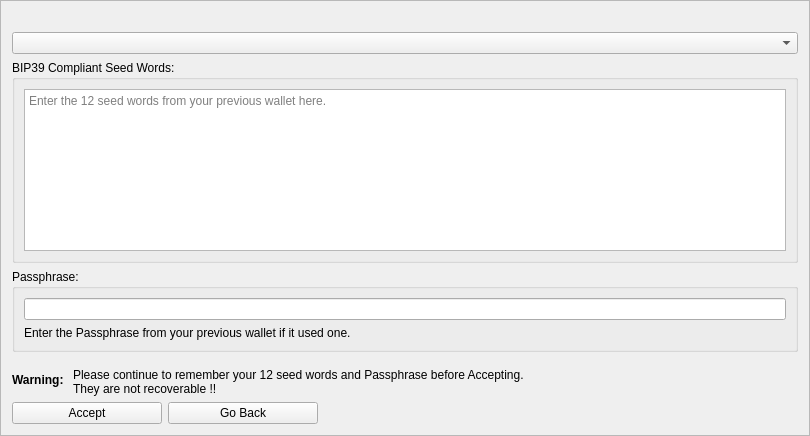
This is src/qt/forms/mnemonicdialog3.ui in RavenProject/Ravencoin as Qt 5 draws it before an edit. The edited form follows.
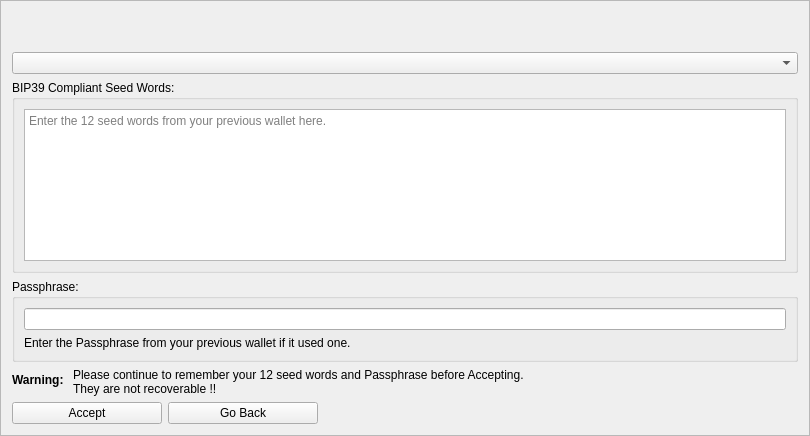
This is the edited form.

Commit message: Add warning spaces to Japanese

```diff
--- a/src/qt/forms/mnemonicdialog3.ui
+++ b/src/qt/forms/mnemonicdialog3.ui
@@ -118,7 +118,104 @@
      </property>
     </widget>
    </item>   
-   <item>
+   <item><widget class="QLabel" name="lblWarningJapanese">
+     <property name="palette">
+      <palette>
+       <active>
+        <colorrole role="WindowText">
+         <brush brushstyle="SolidPattern">
+          <color alpha="255">
+           <red>239</red>
+           <green>41</green>
+           <blue>41</blue>
+          </color>
+         </brush>
+        </colorrole>
+        <colorrole role="Text">
+         <brush brushstyle="SolidPattern">
+          <color alpha="255">
+           <red>239</red>
+           <green>41</green>
+           <blue>41</blue>
+          </color>
+         </brush>
+        </colorrole>
+        <colorrole role="ButtonText">
+         <brush brushstyle="SolidPattern">
+          <color alpha="255">
+           <red>239</red>
+           <green>41</green>
+           <blue>41</blue>
+          </color>
+         </brush>
+        </colorrole>
+       </active>
+       <inactive>
+        <colorrole role="WindowText">
+         <brush brushstyle="SolidPattern">
+          <color alpha="255">
+           <red>239</red>
+           <green>41</green>
+           <blue>41</blue>
+          </color>
+         </brush>
+        </colorrole>
+        <colorrole role="Text">
+         <brush brushstyle="SolidPattern">
+          <color alpha="255">
+           <red>239</red>
+           <green>41</green>
+           <blue>41</blue>
+          </color>
+         </brush>
+        </colorrole>
+        <colorrole role="ButtonText">
+         <brush brushstyle="SolidPattern">
+          <color alpha="255">
+           <red>239</red>
+           <green>41</green>
+           <blue>41</blue>
+          </color>
+         </brush>
+        </colorrole>
+       </inactive>
+       <disabled>
+        <colorrole role="WindowText">
+         <brush brushstyle="SolidPattern">
+          <color alpha="255">
+           <red>190</red>
+           <green>190</green>
+           <blue>190</blue>
+          </color>
+         </brush>
+        </colorrole>
+        <colorrole role="Text">
+         <brush brushstyle="SolidPattern">
+          <color alpha="255">
+           <red>190</red>
+           <green>190</green>
+           <blue>190</blue>
+          </color>
+         </brush>
+        </colorrole>
+        <colorrole role="ButtonText">
+         <brush brushstyle="SolidPattern">
+          <color alpha="255">
+           <red>190</red>
+           <green>190</green>
+           <blue>190</blue>
+          </color>
+         </brush>
+        </colorrole>
+       </disabled>
+      </palette>
+     </property>
+     <property name="text">
+      <string/>
+     </property>
+    </widget>
+   </item> 
+   <item>     
     <widget class="QComboBox" name="languageSeedWords"/>
    </item>
    <item>
```
The commit also changes 3 other files.
